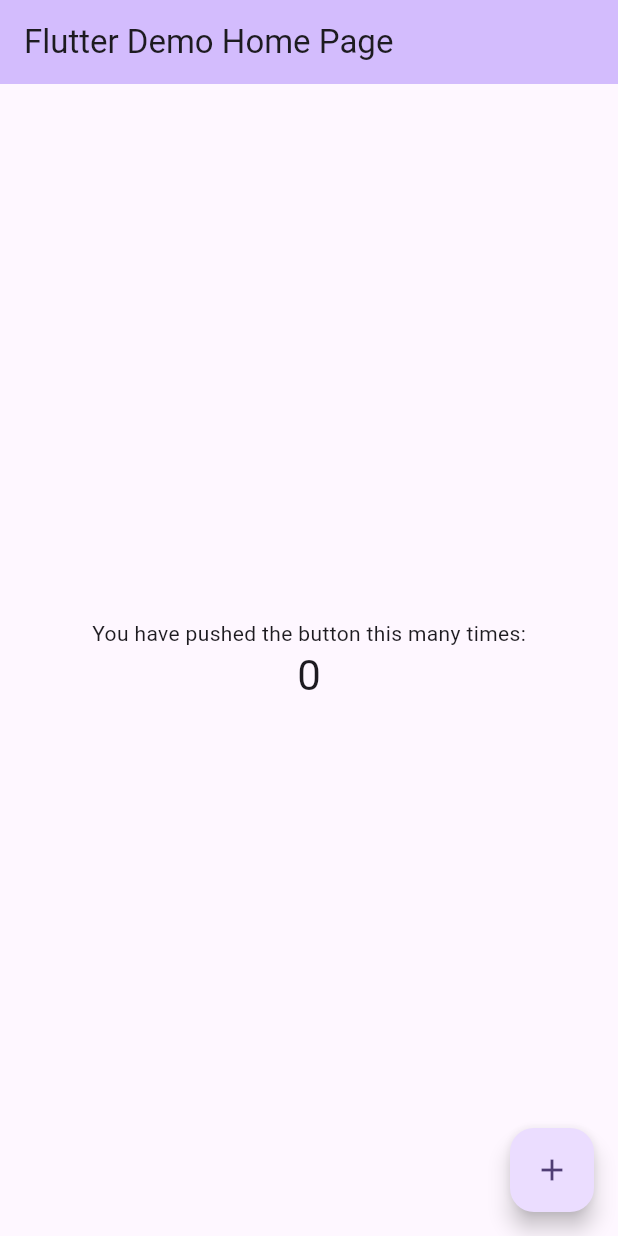
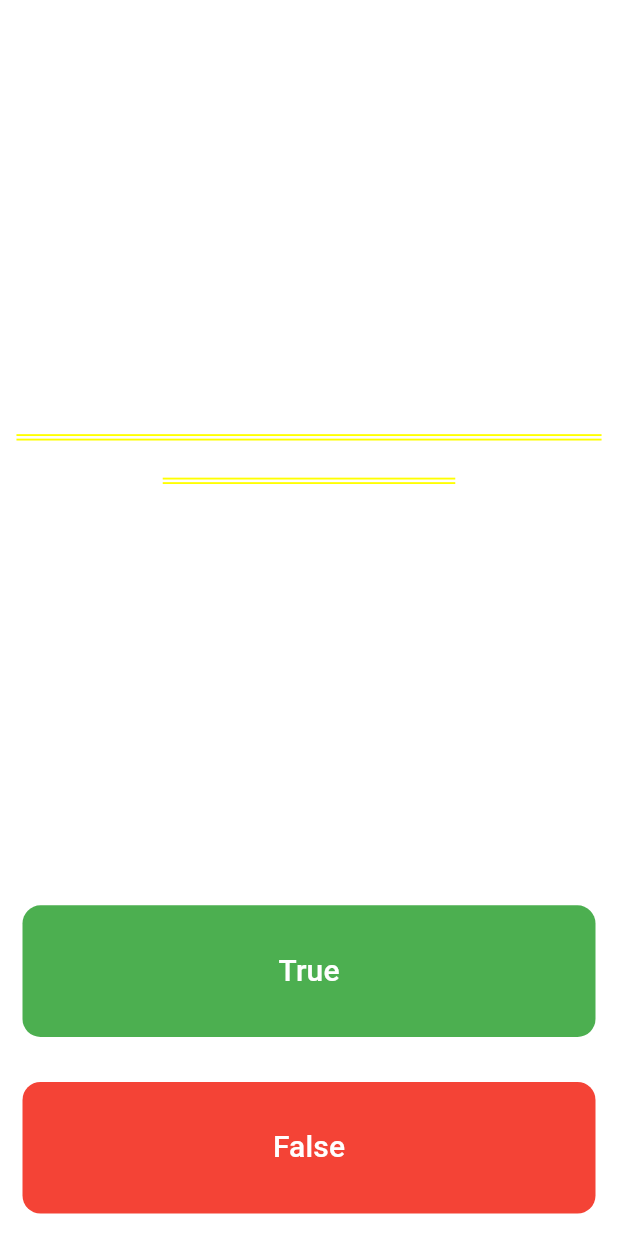
Before and after one commit to pranaypatel512/flutter_quizzler, a Flutter app: the screen it shows after launch, on a phone screen of 412 x 824 dp. Run offline on Flutter 3.47's test engine with Material 2 defaults, Android fonts, the phone set to English and light mode, and no system bars.

Commit message:
set up initial ui with button and texts

```diff
--- a/lib/main.dart
+++ b/lib/main.dart
@@ -31,95 +31,92 @@
         colorScheme: ColorScheme.fromSeed(seedColor: Colors.deepPurple),
         useMaterial3: true,
       ),
-      home: const MyHomePage(title: 'Flutter Demo Home Page'),
+      home: QuizPage(),
     );
   }
 }
 
-class MyHomePage extends StatefulWidget {
-  const MyHomePage({super.key, required this.title});
-
-  // This widget is the home page of your application. It is stateful, meaning
-  // that it has a State object (defined below) that contains fields that affect
-  // how it looks.
-
-  // This class is the configuration for the state. It holds the values (in this
-  // case the title) provided by the parent (in this case the App widget) and
-  // used by the build method of the State. Fields in a Widget subclass are
-  // always marked "final".
-
-  final String title;
+class QuizPage extends StatefulWidget {
+  const QuizPage({super.key});
 
   @override
-  State<MyHomePage> createState() => _MyHomePageState();
+  _QuizPageState createState() => _QuizPageState();
 }
 
-class _MyHomePageState extends State<MyHomePage> {
-  int _counter = 0;
-
-  void _incrementCounter() {
-    setState(() {
-      // This call to setState tells the Flutter framework that something has
-      // changed in this State, which causes it to rerun the build method below
-      // so that the display can reflect the updated values. If we changed
-      // _counter without calling setState(), then the build method would not be
-      // called again, and so nothing would appear to happen.
-      _counter++;
-    });
-  }
-
+class _QuizPageState extends State<QuizPage> {
   @override
   Widget build(BuildContext context) {
-    // This method is rerun every time setState is called, for instance as done
-    // by the _incrementCounter method above.
-    //
-    // The Flutter framework has been optimized to make rerunning build methods
-    // fast, so that you can just rebuild anything that needs updating rather
-    // than having to individually change instances of widgets.
-    return Scaffold(
-      appBar: AppBar(
-        // TRY THIS: Try changing the color here to a specific color (to
-        // Colors.amber, perhaps?) and trigger a hot reload to see the AppBar
-        // change color while the other colors stay the same.
-        backgroundColor: Theme.of(context).colorScheme.inversePrimary,
-        // Here we take the value from the MyHomePage object that was created by
-        // the App.build method, and use it to set our appbar title.
-        title: Text(widget.title),
-      ),
-      body: Center(
-        // Center is a layout widget. It takes a single child and positions it
-        // in the middle of the parent.
-        child: Column(
-          // Column is also a layout widget. It takes a list of children and
-          // arranges them vertically. By default, it sizes itself to fit its
-          // children horizontally, and tries to be as tall as its parent.
-          //
-          // Column has various properties to control how it sizes itself and
-          // how it positions its children. Here we use mainAxisAlignment to
-          // center the children vertically; the main axis here is the vertical
-          // axis because Columns are vertical (the cross axis would be
-          // horizontal).
-          //
-          // TRY THIS: Invoke "debug painting" (choose the "Toggle Debug Paint"
-          // action in the IDE, or press "p" in the console), to see the
-          // wireframe for each widget.
-          mainAxisAlignment: MainAxisAlignment.center,
-          children: <Widget>[
-            const Text(
-              'You have pushed the button this many times:',
+    return Column(
+      mainAxisAlignment: MainAxisAlignment.spaceBetween,
+      crossAxisAlignment: CrossAxisAlignment.stretch,
+      children: <Widget>[
+        const Expanded(
+          flex: 5,
+          child: Padding(
+            padding: EdgeInsets.all(10.0),
+            child: Center(
+              child: Text(
+                'This is where the question text will go.',
+                textAlign: TextAlign.center,
+                style: TextStyle(
+                  fontSize: 25.0,
+                  color: Colors.white,
+                ),
+              ),
             ),
-            Text(
-              '$_counter',
-              style: Theme.of(context).textTheme.headlineMedium,
+          ),
+        ),
+        Expanded(
+          child: Padding(
+            padding: EdgeInsets.all(15.0),
+            child: TextButton(
+              style: ButtonStyle(
+                  backgroundColor: MaterialStateProperty.all(Colors.green),
+                  shape: MaterialStateProperty.all(const RoundedRectangleBorder(
+                    borderRadius: BorderRadius.all(Radius.circular(12)),
+                  ))),
+              child: const Text(
+                'True',
+                style: TextStyle(
+                  color: Colors.white,
+                  fontSize: 20.0,
+                ),
+              ),
+              onPressed: () {
+                //The user picked true.
+              },
             ),
-          ],
+          ),
         ),
-      ),
-      floatingActionButton: FloatingActionButton(
-        onPressed: _incrementCounter,
-        tooltip: 'Increment',
-        child: const Icon(Icons.add),
-      ), // This trailing comma makes auto-formatting nicer for build methods.
+        Expanded(
+          child: Padding(
+            padding: EdgeInsets.all(15.0),
+            child: TextButton(
+              style: ButtonStyle(
+                  backgroundColor: MaterialStateProperty.all(Colors.red),
+                  shape: MaterialStateProperty.all(const RoundedRectangleBorder(
+                    borderRadius: BorderRadius.all(Radius.circular(12)),
+                  ))),
+              child: const Text(
+                'False',
+                style: TextStyle(
+                  color: Colors.white,
+                  fontSize: 20.0,
+                ),
+              ),
+              onPressed: () {
+                //The user picked true.
+              },
+            ),
+          ),
+        ), //TODO: Add a Row here as your score keeper
+      ],
     );
   }
 }
+
+/*
+question1: 'You can lead a cow down stairs but not up stairs.', false,
+question2: 'Approximately one quarter of human bones are in the feet.', true,
+question3: 'A slug\'s blood is green.', true,
+*/
```
